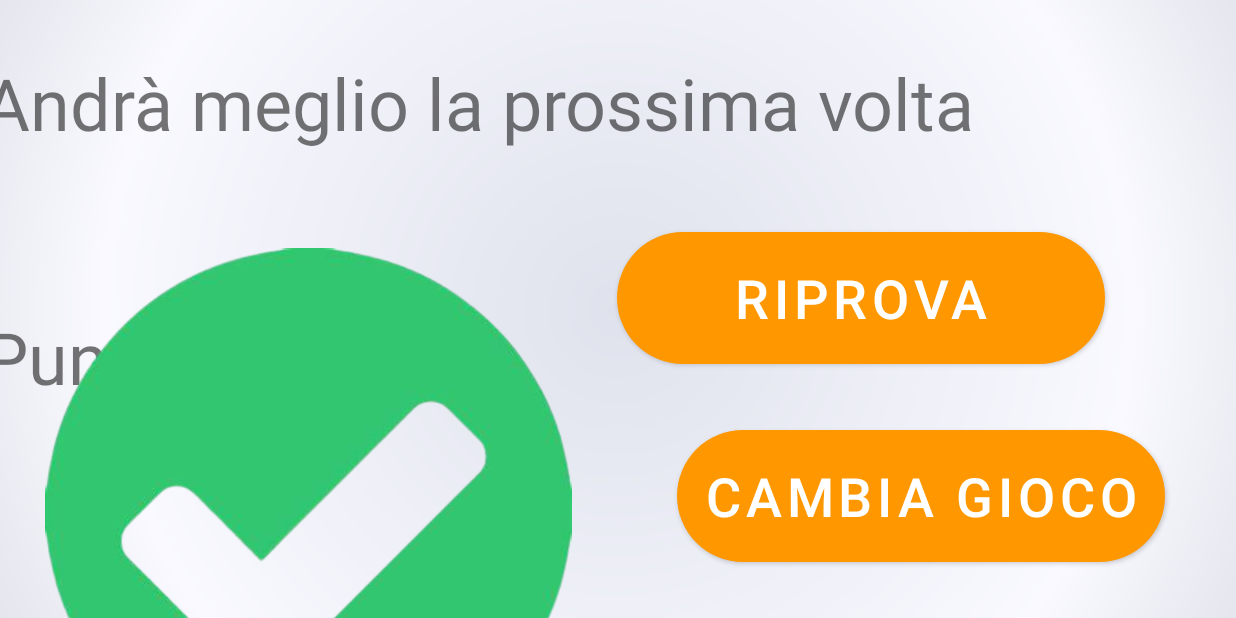
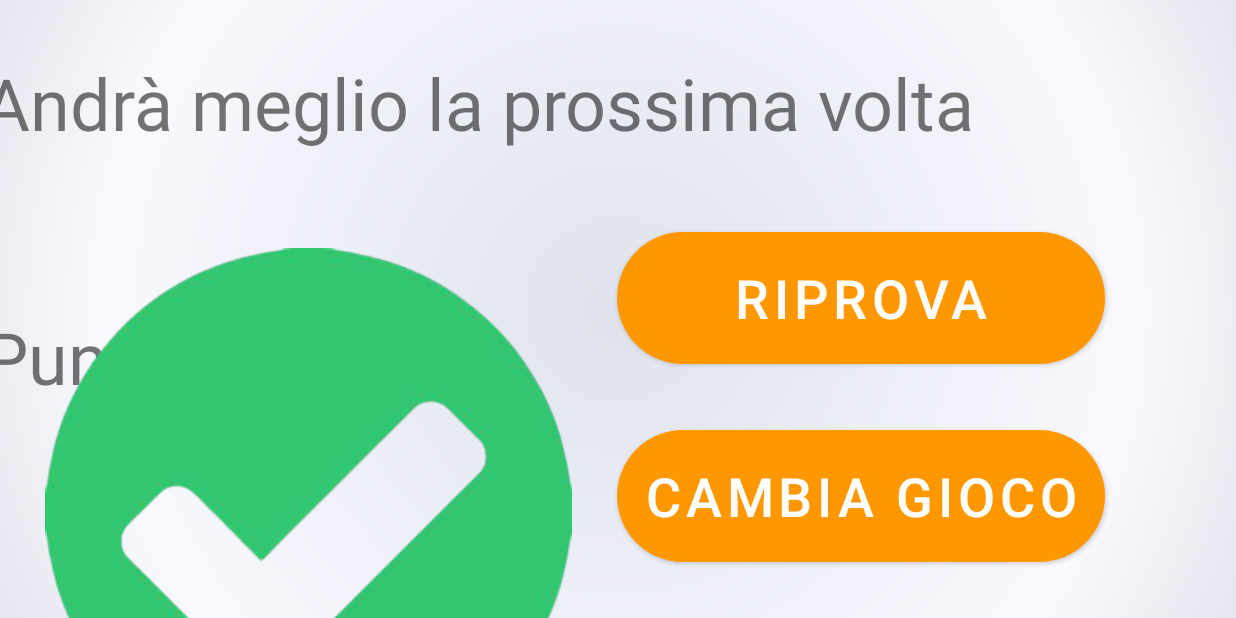
Before and after one commit to SirBatoio/MNEMOSINE_allena_la_memoria, an Android app: the Risultati screen opened directly, with no data from a screen before it, on a phone screen of 824 x 412 dp (held sideways). Run offline under Robolectric (Android 15) with nearby library versions, the phone set to English and light mode, and no system bars.

Commit message:
small fix

```diff
--- a/app/src/main/java/com/example/mnemosine_allena_la_memoria/SelectEsercizi.java
+++ b/app/src/main/java/com/example/mnemosine_allena_la_memoria/SelectEsercizi.java
@@ -39,7 +39,7 @@ public class SelectEsercizi extends AppCompatActivity {
                 immagine.setImageBitmap(BitmapFactory.decodeResource(getResources(), R.drawable.bussola));
                 esercizio_1.setVisibility(View.VISIBLE);
                 esercizio_1.setClickable(true);
-                esercizio_1.setText("Associazioni");
+                esercizio_1.setText("Associazioni <SOLO AVANZATO>");
                 esercizio_2.setBackgroundColor(0xFFBDB6B6);
                 esercizio_3.setBackgroundColor(0xFFBDB6B6);
                 break;
@@ -63,7 +63,7 @@ public class SelectEsercizi extends AppCompatActivity {
                 immagine.setImageBitmap(BitmapFactory.decodeResource(getResources(), R.drawable.lingua));
                 esercizio_1.setVisibility(View.VISIBLE);
                 esercizio_1.setClickable(true);
-                esercizio_1.setText("Associazioni");
+                esercizio_1.setText("Associazioni <SOLO INTERMEDIO>");
                 esercizio_2.setBackgroundColor(0xFFBDB6B6);
                 esercizio_3.setBackgroundColor(0xFFBDB6B6);
                 break;
--- a/app/src/main/res/layout/activity_orientamento_temporale.xml
+++ b/app/src/main/res/layout/activity_orientamento_temporale.xml
@@ -123,8 +123,8 @@
 
     <ImageView
         android:id="@+id/immagine"
-        android:layout_width="504dp"
-        android:layout_height="539dp"
+        android:layout_width="450dp"
+        android:layout_height="450dp"
         app:layout_constraintBottom_toBottomOf="parent"
         app:layout_constraintEnd_toStartOf="@+id/R1"
         app:layout_constraintHorizontal_bias="0.5"
--- a/app/src/main/res/layout/activity_risultati.xml
+++ b/app/src/main/res/layout/activity_risultati.xml
@@ -57,9 +57,9 @@
         android:text="cambia gioco"
         app:cornerRadius="100dp"
         app:layout_constraintBottom_toBottomOf="parent"
-        app:layout_constraintEnd_toEndOf="parent"
+        app:layout_constraintEnd_toEndOf="@+id/riprova"
         app:layout_constraintHorizontal_bias="0.596"
-        app:layout_constraintStart_toEndOf="@+id/imageView"
+        app:layout_constraintStart_toStartOf="@+id/riprova"
         app:layout_constraintTop_toBottomOf="@+id/riprova"
         app:layout_constraintVertical_bias="0.5" />
 
```
